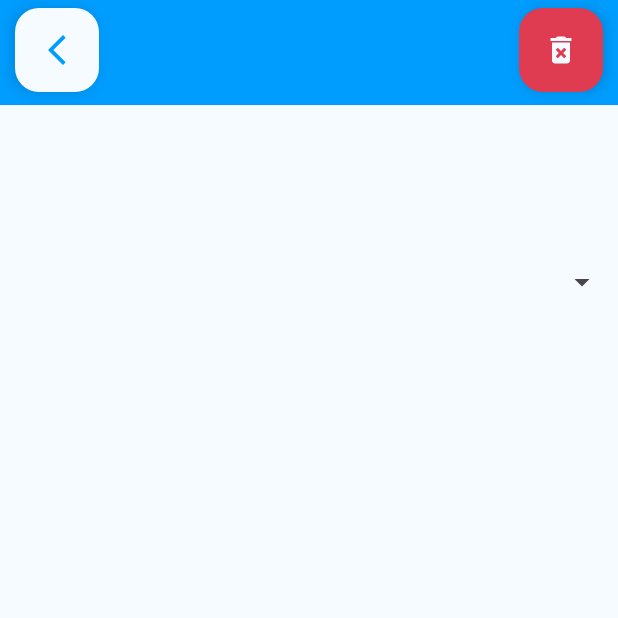
After one commit to robertonava08/Contract-Management-App-, an Android app: the CreateContract screen opened directly, with no data from a screen before it, on a phone screen of 412 x 824 dp, the top half of it. The commit adds this screen. Run offline under Robolectric (Android 15) with nearby library versions, the phone set to English and light mode, and no system bars.

Commit message:
This is version 1.8 I have added functionality for the create contract button

```diff
--- a/app/src/main/AndroidManifest.xml
+++ b/app/src/main/AndroidManifest.xml
@@ -1,7 +1,6 @@
 <?xml version="1.0" encoding="utf-8"?>
 <manifest xmlns:android="http://schemas.android.com/apk/res/android"
     xmlns:tools="http://schemas.android.com/tools">
-
     <!-- READ_EXTERNAL_STORAGE permission -->
     <uses-permission android:name="android.permission.READ_EXTERNAL_STORAGE" />
 
@@ -15,6 +14,9 @@
         android:supportsRtl="true"
         android:theme="@style/Theme.ContractApp16"
         tools:targetApi="31">
+        <activity
+            android:name=".CreateContract"
+            android:exported="false" />
         <activity
             android:name=".MainActivity"
             android:exported="false" />
--- /dev/null
+++ b/app/src/main/java/com/example/contractapp16/CreateContract.java
@@ -0,0 +1,14 @@
+package com.example.contractapp16;
+
+import androidx.appcompat.app.AppCompatActivity;
+
+import android.os.Bundle;
+
+public class CreateContract extends AppCompatActivity {
+
+    @Override
+    protected void onCreate(Bundle savedInstanceState) {
+        super.onCreate(savedInstanceState);
+        setContentView(R.layout.activity_create_contract);
+    }
+}
--- a/app/src/main/java/com/example/contractapp16/MainActivity.java
+++ b/app/src/main/java/com/example/contractapp16/MainActivity.java
@@ -1,7 +1,9 @@
 package com.example.contractapp16;
 
+import androidx.appcompat.app.AlertDialog;
 import androidx.appcompat.app.AppCompatActivity;
 
+import android.content.DialogInterface;
 import android.os.Bundle;
 import android.view.View;
 import android.content.Intent;
@@ -20,6 +22,8 @@ public class MainActivity extends AppCompatActivity {
     FloatingActionButton back_button;
 
     FloatingActionButton template_button; // Button to choose a new contract template from device
+
+    FloatingActionButton create_contract;
 
 
     @Override
@@ -50,7 +54,21 @@ public class MainActivity extends AppCompatActivity {
         });
 
 
+        //  Functionality for the create contract button
+        create_contract = findViewById(R.id.crt_contract_btn);
+
+        create_contract.setOnClickListener(new View.OnClickListener() {
+            @Override
+            public void onClick(View v) {
+                Intent intent = new Intent(MainActivity.this, CreateContract.class);
+                startActivity(intent);
+
+            }
+        });
+
+
     }
+
     // Bracket above is for on create method
     private void openFilePicker() {
         // Create a new intent to open a document
--- /dev/null
+++ b/app/src/main/res/drawable/baseline_delete_forever_24.xml
@@ -0,0 +1,5 @@
+<vector android:height="64dp" android:tint="#000000"
+    android:viewportHeight="24" android:viewportWidth="24"
+    android:width="64dp" xmlns:android="http://schemas.android.com/apk/res/android">
+    <path android:fillColor="@android:color/white" android:pathData="M6,19c0,1.1 0.9,2 2,2h8c1.1,0 2,-0.9 2,-2L18,7L6,7v12zM8.46,11.88l1.41,-1.41L12,12.59l2.12,-2.12 1.41,1.41L13.41,14l2.12,2.12 -1.41,1.41L12,15.41l-2.12,2.12 -1.41,-1.41L10.59,14l-2.13,-2.12zM15.5,4l-1,-1h-5l-1,1L5,4v2h14L19,4z"/>
+</vector>
--- /dev/null
+++ b/app/src/main/res/drawable/baseline_insert_drive_file_24.xml
@@ -0,0 +1,5 @@
+<vector android:autoMirrored="true" android:height="24dp"
+    android:tint="#000000" android:viewportHeight="24"
+    android:viewportWidth="24" android:width="24dp" xmlns:android="http://schemas.android.com/apk/res/android">
+    <path android:fillColor="@android:color/white" android:pathData="M6,2c-1.1,0 -1.99,0.9 -1.99,2L4,20c0,1.1 0.89,2 1.99,2L18,22c1.1,0 2,-0.9 2,-2L20,8l-6,-6L6,2zM13,9L13,3.5L18.5,9L13,9z"/>
+</vector>
--- /dev/null
+++ b/app/src/main/res/layout/activity_create_contract.xml
@@ -0,0 +1,59 @@
+<?xml version="1.0" encoding="utf-8"?>
+<androidx.constraintlayout.widget.ConstraintLayout xmlns:android="http://schemas.android.com/apk/res/android"
+    xmlns:app="http://schemas.android.com/apk/res-auto"
+    xmlns:tools="http://schemas.android.com/tools"
+    android:layout_width="match_parent"
+    android:layout_height="match_parent"
+    android:background="@color/app_theme_light"
+    tools:context=".CreateContract">
+
+    <androidx.appcompat.widget.Toolbar
+        android:id="@+id/toolbar"
+        android:layout_width="match_parent"
+        android:layout_height="70dp"
+        android:background="@color/app_theme"
+        android:minHeight="?attr/actionBarSize"
+        android:theme="?attr/actionBarTheme"
+        app:layout_constraintEnd_toEndOf="parent"
+        app:layout_constraintHorizontal_bias="0.0"
+        app:layout_constraintStart_toStartOf="parent"
+        app:layout_constraintTop_toTopOf="parent"/>
+
+    <com.google.android.material.floatingactionbutton.FloatingActionButton
+        android:id="@+id/back_button"
+        android:layout_width="wrap_content"
+        android:layout_height="wrap_content"
+        android:layout_marginStart="10dp"
+        android:layout_marginTop="5dp"
+        android:clickable="true"
+        app:backgroundTint="@color/app_theme_light"
+        app:layout_constraintStart_toStartOf="parent"
+        app:layout_constraintTop_toTopOf="parent"
+        app:srcCompat="@drawable/baseline_arrow_back_ios_new_24"
+        app:tint="@color/app_theme"/>
+
+    <com.google.android.material.floatingactionbutton.FloatingActionButton
+        android:id="@+id/delete_btn"
+        android:layout_width="wrap_content"
+        android:layout_height="wrap_content"
+        android:layout_marginTop="5dp"
+        android:layout_marginEnd="10dp"
+        android:clickable="true"
+        app:backgroundTint="@color/delete_red"
+        app:layout_constraintEnd_toEndOf="@+id/toolbar"
+        app:layout_constraintTop_toTopOf="parent"
+        app:srcCompat="@drawable/baseline_delete_forever_24"
+        app:tint="@color/app_theme_light"/>
+
+    <Spinner
+        android:id="@+id/template_spinner"
+        android:layout_width="match_parent"
+        android:layout_height="60dp"
+        android:layout_marginTop="88dp"
+        app:layout_constraintEnd_toEndOf="parent"
+        app:layout_constraintHorizontal_bias="0.0"
+        app:layout_constraintStart_toStartOf="parent"
+        app:layout_constraintTop_toBottomOf="@+id/toolbar" />
+
+
+</androidx.constraintlayout.widget.ConstraintLayout>
--- a/app/src/main/res/values/colors.xml
+++ b/app/src/main/res/values/colors.xml
@@ -8,5 +8,7 @@
     <color name="edit_text_border">#03A9F4</color>
     <color name="edit_text_background">#f6fbff</color>
     <color name="grey">#B1ABAB</color>
+    <color name="delete_red">#DF3B51</color>
+
 
 </resources>
```
